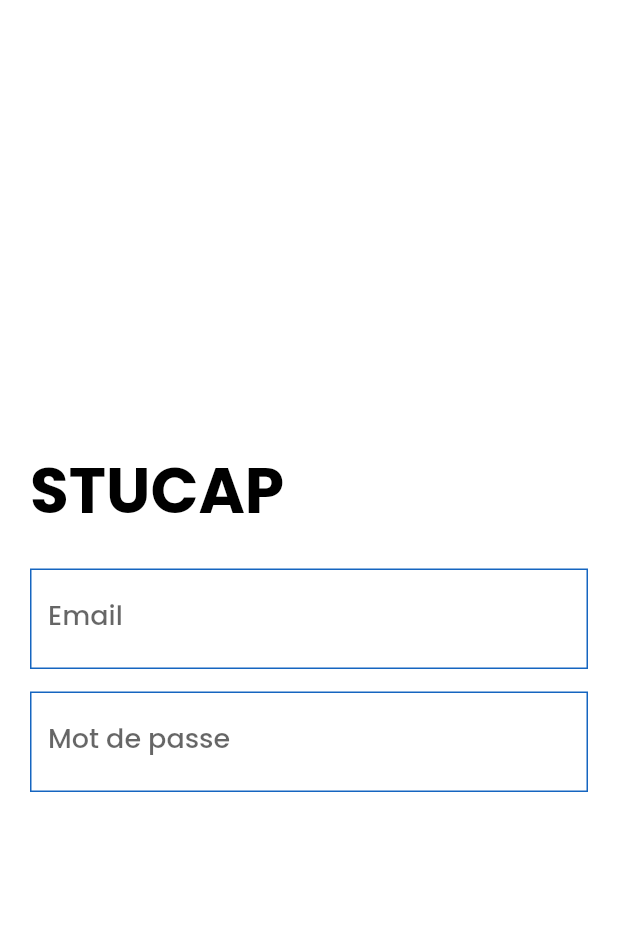
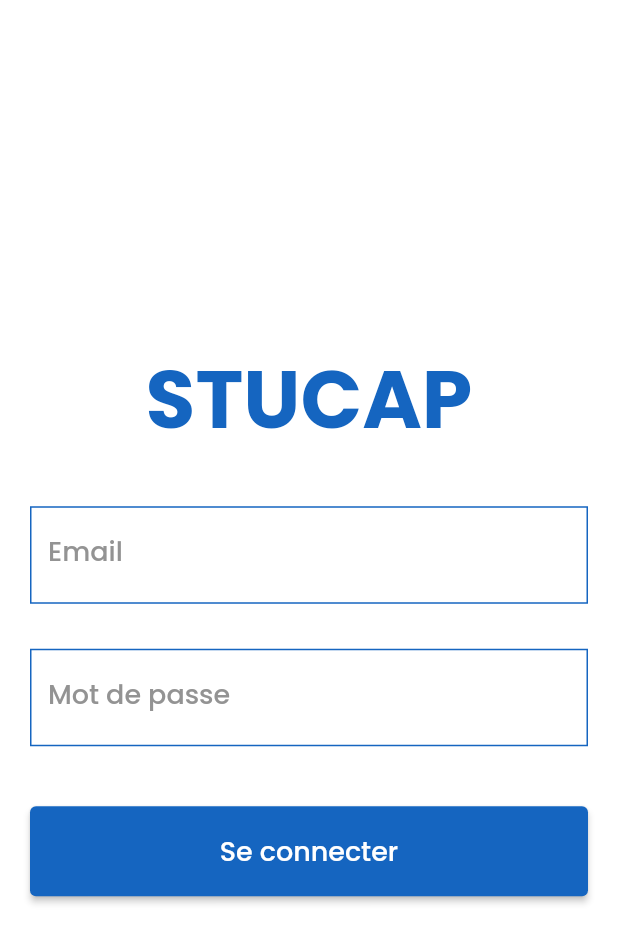
Before and after one commit to prudent-migabo/stucap, a Flutter app: the LoginScreen screen opened directly, on a phone screen of 412 x 824 dp. Shown: the top 943 px of the screen. Run offline on Flutter 3.47's test engine with Material 2 defaults, Android fonts, the light colour scheme and no system bars.

Commit message:
feat: login screen

```diff
--- a/lib/config/app_theme.dart
+++ b/lib/config/app_theme.dart
@@ -55,6 +55,15 @@ class AppThemeData {
           borderRadius: BorderRadius.zero,
           borderSide: BorderSide(color: primaryColor, width: 2)
       ),
+      // labelStyle: TextStyle(
+      //     fontSize: 16.0,
+      //     fontWeight: FontWeight.w500,
+      //     color: AppThemeData.textGreyDark,
+      // ),
+      hintStyle: TextStyle(
+          fontSize: 16.0,
+          fontWeight: FontWeight.w500,
+          color: AppThemeData.textGreyDark),
     ),
     appBarTheme: const AppBarTheme(
       backgroundColor: primaryColor,
--- a/lib/config/routes.dart
+++ b/lib/config/routes.dart
@@ -7,6 +7,8 @@ class RouteGenerator {
     switch (settings.name) {
       case SplashScreen.routeName :
         return MaterialPageRoute(builder: (context) => SplashScreen());
+      case LoginScreen.routeName :
+        return MaterialPageRoute(builder: (context) => LoginScreen());
       default:
         return errorRoute();
     }
--- a/lib/main.dart
+++ b/lib/main.dart
@@ -19,7 +19,7 @@ class MyApp extends StatelessWidget {
       title: 'Flutter Demo',
       theme: AppThemeData.lightTheme,
       onGenerateRoute: RouteGenerator.onGeneratedRoutes,
-      initialRoute: SplashScreen.routeName,
+      initialRoute: LoginScreen.routeName,
     );
   }
 }
--- a/lib/presentation/presentation.dart
+++ b/lib/presentation/presentation.dart
@@ -1 +1,2 @@
 export 'screens/splash_screen/splash_screen.dart';
+export 'screens/login_screen/login_screen.dart';
--- a/lib/presentation/screens/login_screen/login_screen.dart
+++ b/lib/presentation/screens/login_screen/login_screen.dart
@@ -1,8 +1,10 @@
 import 'package:flutter/material.dart';
+import 'package:stucap/config/app_theme.dart';
 
 import '../../../static/data_values.dart';
 
 class LoginScreen extends StatelessWidget {
+  static const String routeName = '/LoginScreen';
   const LoginScreen({Key? key}) : super(key: key);
 
   @override
@@ -14,21 +16,45 @@ class LoginScreen extends StatelessWidget {
           child: Column(
             crossAxisAlignment: CrossAxisAlignment.stretch,
             children: [
-              Text('STUCAP', style: Theme.of(context).textTheme.displaySmall,),
-              const SizedBox(height: 20,),
+              Text(DataValues.loginTitle, style: TextStyle(
+                color: AppThemeData.primaryColor,
+                fontSize: AppThemeData.lightTheme.textTheme.displayMedium!.fontSize,
+                fontWeight: AppThemeData.lightTheme.textTheme.displaySmall!.fontWeight,
+              ),
+                textAlign: TextAlign.center,
+              ),
+              const SizedBox(height: 30,),
               TextFormField(
                 decoration: const InputDecoration(
                   hintText: DataValues.emailHintAndLabel,
                   labelText: DataValues.emailHintAndLabel,
+                  labelStyle: TextStyle(
+                    fontWeight: FontWeight.w500,
+                    color: AppThemeData.textGreyDark,
+                  ),
                 ),
               ),
-              const SizedBox(height: 15,),
+              const SizedBox(height: 30,),
               TextFormField(
                 decoration: const InputDecoration(
                   hintText: DataValues.passwordHintAndLabel,
                   labelText: DataValues.passwordHintAndLabel,
+                  labelStyle: TextStyle(
+                    fontWeight: FontWeight.w500,
+                    color: AppThemeData.textGreyDark,
+                  ),
                 ),
               ),
+              const SizedBox(height: 40,),
+              SizedBox(
+                height: 60,
+                  child: ElevatedButton(onPressed: (){}, child: Text(
+                    DataValues.loginElevatedButtonTitle,
+                    style: TextStyle(
+                      fontSize: AppThemeData.lightTheme.textTheme.titleMedium!.fontSize,
+                      fontWeight: AppThemeData.lightTheme.textTheme.titleMedium!.fontWeight,
+                    ),
+                  ),)),
             ],
           ),
         ),
--- a/lib/static/data_values.dart
+++ b/lib/static/data_values.dart
@@ -8,5 +8,5 @@ class DataValues {
   static const String loginTitle = 'STUCAP';
   static const String emailHintAndLabel = 'Email';
   static const String passwordHintAndLabel = 'Mot de passe';
-
+  static const String loginElevatedButtonTitle = 'Se connecter';
 }
```
